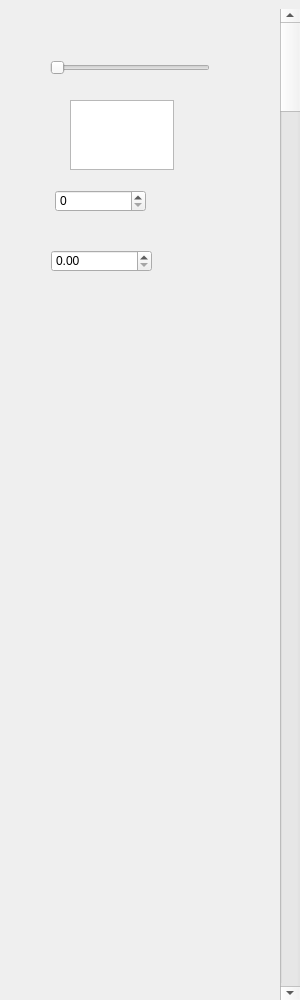
The window that RTS_Engine/QtWidgetsDebugMenu.ui (flo-olf-p/moteur_RTS) describes before a commit, drawn with Qt 5.
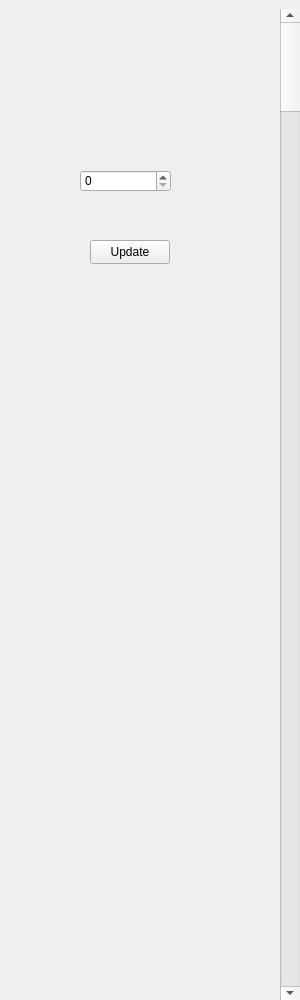
The same window after the commit.

```diff
--- a/RTS_Engine/QtWidgetsDebugMenu.ui
+++ b/RTS_Engine/QtWidgetsDebugMenu.ui
@@ -13,19 +13,6 @@
   <property name="windowTitle">
    <string>QtWidgetsDebugMenu</string>
   </property>
-  <widget class="QSlider" name="horizontalSlider">
-   <property name="geometry">
-    <rect>
-     <x>50</x>
-     <y>60</y>
-     <width>160</width>
-     <height>16</height>
-    </rect>
-   </property>
-   <property name="orientation">
-    <enum>Qt::Orientation::Horizontal</enum>
-   </property>
-  </widget>
   <widget class="QScrollBar" name="verticalScrollBar">
    <property name="geometry">
     <rect>
@@ -42,31 +29,24 @@
   <widget class="QSpinBox" name="spinBox">
    <property name="geometry">
     <rect>
-     <x>55</x>
-     <y>190</y>
+     <x>80</x>
+     <y>170</y>
      <width>91</width>
      <height>22</height>
     </rect>
    </property>
   </widget>
-  <widget class="QTextEdit" name="textEdit">
+  <widget class="QPushButton" name="Update">
    <property name="geometry">
     <rect>
-     <x>70</x>
-     <y>100</y>
-     <width>104</width>
-     <height>70</height>
+     <x>90</x>
+     <y>240</y>
+     <width>80</width>
+     <height>24</height>
     </rect>
    </property>
-  </widget>
-  <widget class="QDoubleSpinBox" name="doubleSpinBox">
-   <property name="geometry">
-    <rect>
-     <x>51</x>
-     <y>250</y>
-     <width>101</width>
-     <height>22</height>
-    </rect>
+   <property name="text">
+    <string>Update</string>
    </property>
   </widget>
  </widget>
```
Left out of the diff: 2 changed lines with no effect on the pictures.
